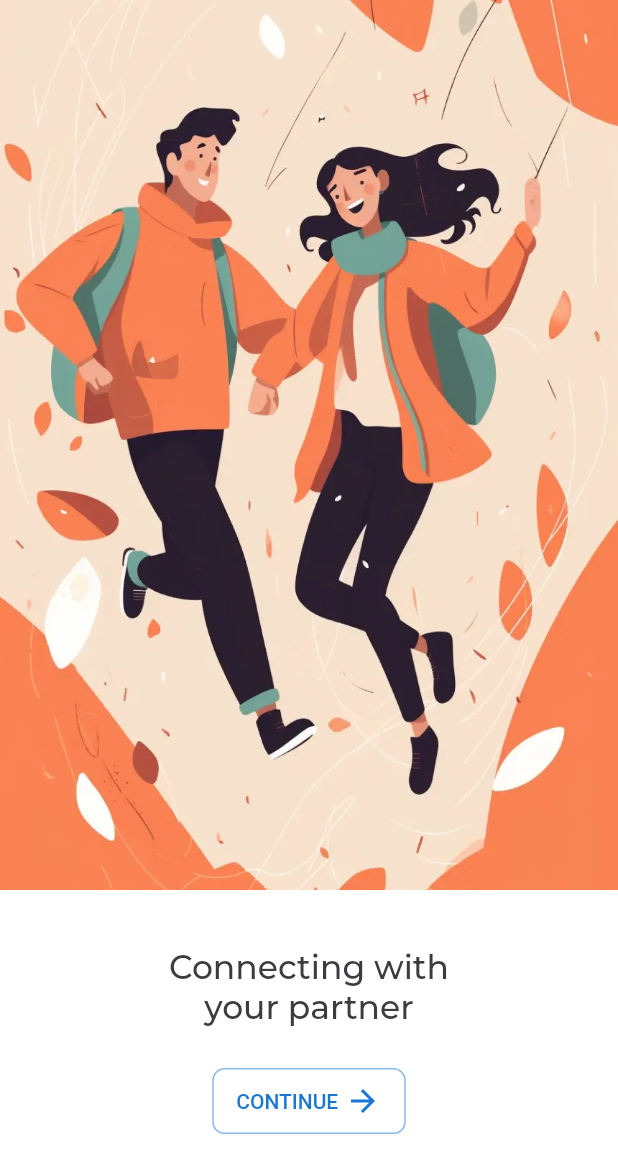
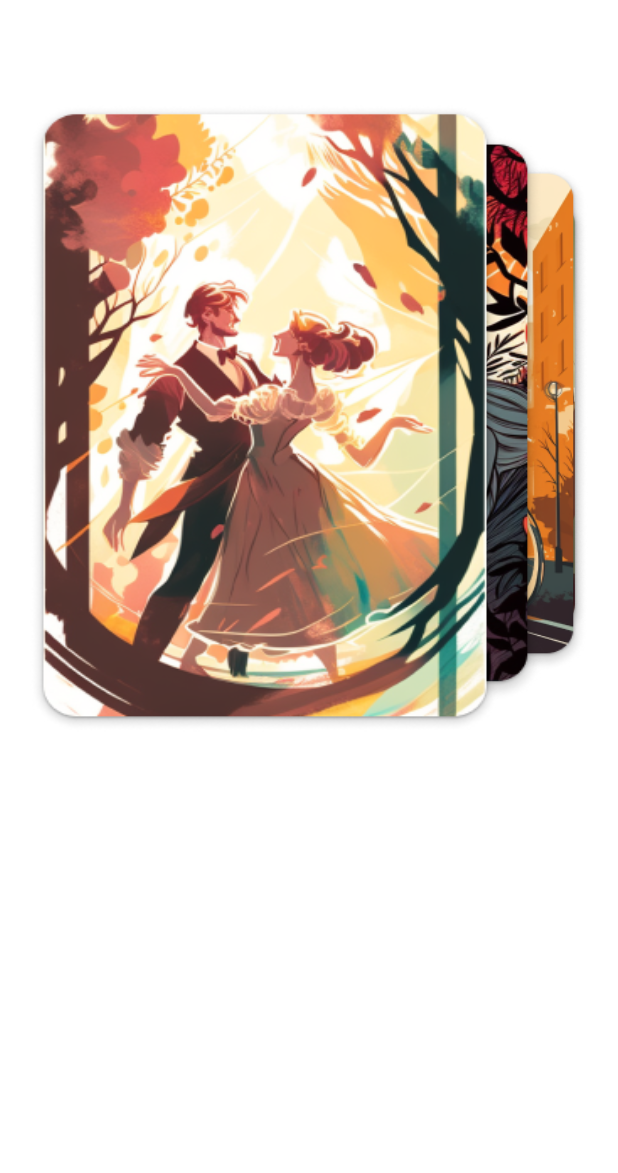
Before and after one commit to jadhavdurgesh/pillowtalk, a Flutter app: the screen it shows after launch, on a phone screen of 412 x 824 dp. Shown: the top 1173 px of the screen. Run offline on Flutter 3.47's test engine with Material 2 defaults, Android fonts, the light colour scheme and no system bars; our stand-ins replace expandable_page_view, flutter_svg, get, google_fonts, velocity_x.

Commit message:
Experiment Slider coded

```diff
--- a/lib/components/enter_code_dialog.dart
+++ b/lib/components/enter_code_dialog.dart
@@ -2,6 +2,7 @@ import 'package:flutter/material.dart';
 import 'package:get/get.dart';
 import 'package:pillowtalk/components/code_textfield.dart';
 import 'package:pillowtalk/views/home/home_screen.dart';
+import 'package:pillowtalk/views/onboarding/onboarding_five.dart';
 import 'package:velocity_x/velocity_x.dart';
 
 import '../constants/colors.dart';
@@ -76,9 +77,8 @@ class _EnterCodeDialogState extends State<EnterCodeDialog> {
                           stfSetState(() {
                             isLoading = true;
                           });
-                          print(isLoading.toString());
                           Get.back();
-                          Get.to(()=> (){});
+                          Get.to(()=> const Home());
                         },
                       ),
                     ],
--- a/lib/main.dart
+++ b/lib/main.dart
@@ -1,10 +1,12 @@
 import 'package:flutter/material.dart';
 import 'package:get/get.dart';
 import 'package:pillowtalk/constants/colors.dart';
+import 'package:pillowtalk/views/experiment/experiment_screen.dart';
 import 'package:pillowtalk/views/home/home.dart';
 import 'package:pillowtalk/views/payment_screen.dart';
 import 'package:pillowtalk/views/splash_screen.dart';
 
+import 'constants/lists.dart';
 import 'views/onboarding/onboarding_screen.dart';
 
 late Size mq;
@@ -31,6 +33,8 @@ class _MyAppState extends State<MyApp> {
     precacheImage(const AssetImage("assets/banner3.webp"), context);
   }
 
+  var currentPage = cardImagesList.length - 1.0;
+
   @override
   Widget build(BuildContext context) {
     return GetMaterialApp(
@@ -40,7 +44,7 @@ class _MyAppState extends State<MyApp> {
         scaffoldBackgroundColor: backgroundColor,
         colorScheme: ColorScheme.fromSeed(seedColor: secondaryColor),
       ),
-      home: const SplashScreen(),
+      home: const ExperimentScreen(),
     );
   }
 }
--- /dev/null
+++ b/lib/views/experiment/experiment_2.dart
@@ -0,0 +1,70 @@
+import 'dart:math';
+
+import 'package:flutter/material.dart';
+import 'package:pillowtalk/constants/colors.dart';
+import 'package:pillowtalk/constants/lists.dart';
+
+class CardScrollWidget extends StatelessWidget {
+  var currentPage;
+  var padding = 20.0;
+  var verticalInsets = 20.0;
+  CardScrollWidget({super.key, this.currentPage});
+
+  @override
+  Widget build(BuildContext context) {
+    var cardAspectRatio = 12.0 / 16.0;
+    var widgetAspectRatio = cardAspectRatio * 1.2;
+    return AspectRatio(
+      aspectRatio: widgetAspectRatio,
+      child: LayoutBuilder(
+        builder: (BuildContext context, BoxConstraints constraints) {
+          var height = constraints.maxHeight;
+          var width = constraints.maxWidth;
+
+          var safeWidth = width - 2 * padding;
+          var safeHeight = height - 2 * padding;
+
+          var heightOfPrimaryCard = safeHeight;
+          var widthOfPrimaryCard = heightOfPrimaryCard * cardAspectRatio;
+
+          var primaryCardLeft = safeWidth - widthOfPrimaryCard;
+          var horizontalInset = primaryCardLeft / 2;
+
+          List<Widget> cardList = [];
+
+          for (var i = 0; i < cardImagesList.length; i++) {
+            var delta = i - currentPage;
+            bool isOnRight = delta > 0;
+            var start = padding +
+                max(
+                    primaryCardLeft -
+                        horizontalInset * -delta * (isOnRight ? 15 : 1),
+                    0.0);
+            var cardItem = Positioned.directional(
+              top: padding + verticalInsets * max(-delta, 0.0),
+              bottom: padding + verticalInsets * max(-delta, 0.0),
+              start: start,
+               textDirection: TextDirection.rtl,
+               child: Container(
+                // color: secondaryColor,
+                child: AspectRatio(
+                  aspectRatio: cardAspectRatio,
+                  child: Stack(
+                    fit: StackFit.expand,
+                    children: [
+                      Image.asset(cardImagesList[i], fit: BoxFit.fill,)
+                    ],
+                  ),
+                ),
+               ),
+            );
+            cardList.add(cardItem);
+          }
+          return Stack(
+            children: cardList,
+          );
+        },
+      ),
+    );
+  }
+}
--- a/lib/views/experiment/experiment_screen.dart
+++ b/lib/views/experiment/experiment_screen.dart
@@ -1,4 +1,9 @@
+
 import 'package:flutter/material.dart';
+import 'package:pillowtalk/constants/lists.dart';
+import 'package:velocity_x/velocity_x.dart';
+
+import 'experiment_2.dart';
 
 class ExperimentScreen extends StatefulWidget {
   const ExperimentScreen({super.key});
@@ -8,13 +13,38 @@ class ExperimentScreen extends StatefulWidget {
 }
 
 class _ExperimentScreenState extends State<ExperimentScreen> {
+  var currentPage = cardImagesList.length - 1.0;
+
+  get child => null;
   @override
   Widget build(BuildContext context) {
+    PageController controller =
+        PageController(initialPage: cardImagesList.length - 1);
+    controller.addListener(() {
+      setState(() {
+        currentPage = controller.page!;
+      });
+    });
+
     return Scaffold(
       body: SafeArea(
           child: Column(
         children: [
-
+          50.heightBox,
+          Stack(
+            children: [
+              CardScrollWidget(currentPage: currentPage),
+              Positioned.fill(
+                  child: PageView.builder(
+                itemCount: cardImagesList.length,
+                controller: controller,
+                reverse: true,
+                itemBuilder: (context, index) {
+                  return Container();
+                },
+              ))
+            ],
+          )
         ],
       )),
     );
--- a/pubspec.yaml
+++ b/pubspec.yaml
@@ -2,7 +2,7 @@ name: pillowtalk
 description: A new Flutter project.
 # The following line prevents the package from being accidentally published to
 # pub.dev using `flutter pub publish`. This is preferred for private packages.
-publish_to: 'none' # Remove this line if you wish to publish to pub.dev
+publish_to: "none" # Remove this line if you wish to publish to pub.dev
 
 # The following defines the version and build number for your application.
 # A version number is three numbers separated by dots, like 1.2.43
@@ -19,7 +19,7 @@ publish_to: 'none' # Remove this line if you wish to publish to pub.dev
 version: 1.0.0+1
 
 environment:
-  sdk: '>=3.0.5 <4.0.0'
+  sdk: ">=3.0.5 <4.0.0"
 
 # Dependencies specify other packages that your package needs in order to work.
 # To automatically upgrade your package dependencies to the latest versions
@@ -29,6 +29,7 @@ environment:
 # versions available, run `flutter pub outdated`.
 dependencies:
   cached_network_image: ^3.2.3
+  carousel_slider: ^4.2.1
   cupertino_icons: ^1.0.2
   expandable_page_view: ^1.0.17
   flutter:
@@ -49,7 +50,6 @@ dev_dependencies:
 # following page: https://dart.dev/tools/pub/pubspec
 # The following section is specific to Flutter packages.
 flutter:
-
   # The following line ensures that the Material Icons font is
   # included with your application, so that you can use the icons in
   # the material Icons class.
```
Also changed, not shown: pubspec.lock.
